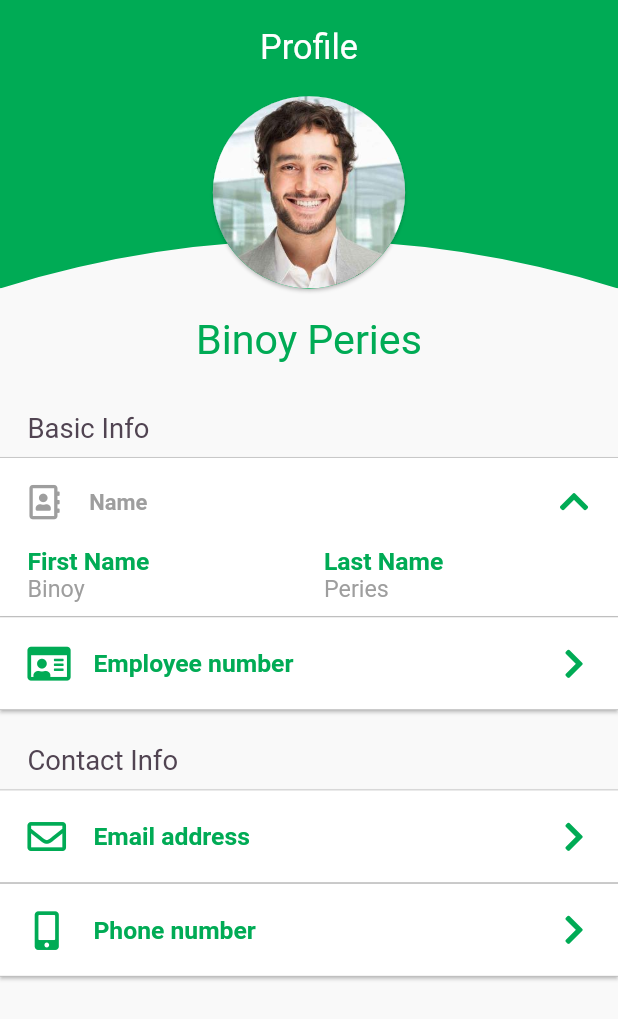
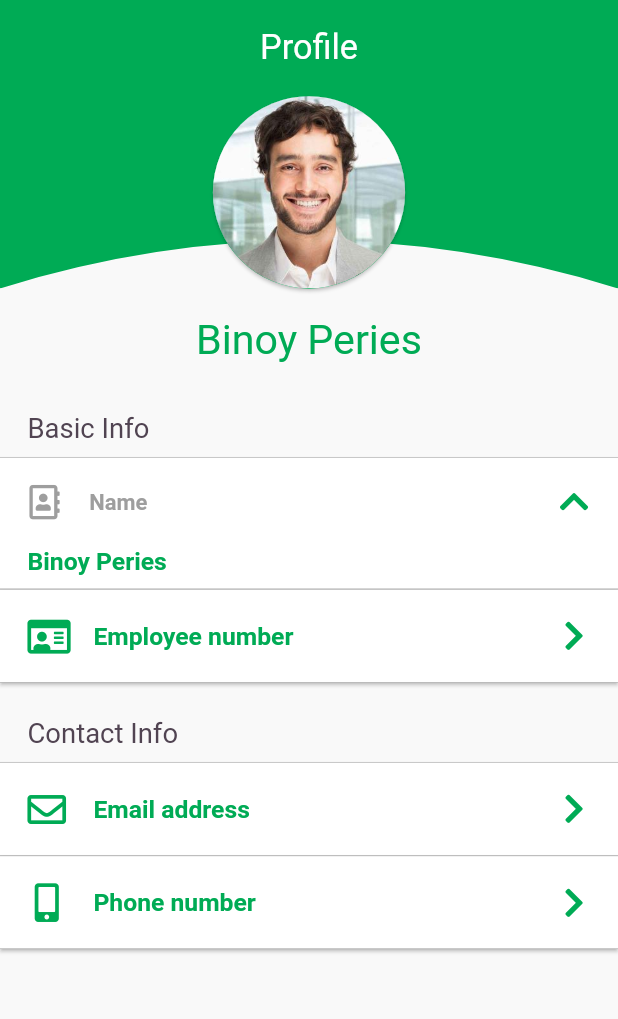
Before and after one commit to Group22-SEP-18/TECLIX-app, a Flutter app: the EmployeeProfilePage screen opened by its route, after a tap on "Name", on a phone screen of 412 x 824 dp. Shown: the top 1019 px of the screen. Run offline on Flutter 3.47's test engine with Material 2 defaults, Android fonts, the phone set to English and light mode, and no system bars; drawn by our look-alikes of expandable; our stand-ins replace bloc, dots_indicator, flutter_bloc, flutter_spinkit, font_awesome_flutter, geocoding and 4 more.

Commit message:
emp name ui changed

```diff
--- a/lib/presentation/screens/employee_profile/employee_profile_page.dart
+++ b/lib/presentation/screens/employee_profile/employee_profile_page.dart
@@ -4,7 +4,6 @@ import 'package:teclix/presentation/common/constants/TeclixColors.dart';
 import 'package:teclix/presentation/screens/employee_profile/widgets/expandable_card.dart';
 import 'package:teclix/presentation/screens/employee_profile/widgets/header_clip_path.dart';
 import 'package:teclix/presentation/screens/employee_profile/widgets/profile_attribute_text.dart';
-import 'package:teclix/presentation/screens/employee_profile/widgets/profile_attribute_value_text.dart';
 import 'package:teclix/presentation/screens/employee_profile/widgets/sub_heading_text.dart';
 
 class EmployeeProfilePage extends StatelessWidget {
@@ -85,32 +84,10 @@ class EmployeeProfilePage extends StatelessWidget {
                 expandedChild: Padding(
                   padding: const EdgeInsets.only(left: 20.0, bottom: 10.0),
                   child: Row(
-                    mainAxisAlignment: MainAxisAlignment.spaceAround,
                     children: [
-                      Column(
-                        crossAxisAlignment: CrossAxisAlignment.start,
-                        children: [
-                          ProfileInfoAttrText(
-                            attr: 'First Name',
-                          ),
-                          ProfileAttrValueText(
-                            attrValue: 'Binoy',
-                          ),
-                        ],
+                      ProfileInfoAttrText(
+                        attr: 'Binoy Peries',
                       ),
-                      Spacer(),
-                      Column(
-                        crossAxisAlignment: CrossAxisAlignment.start,
-                        children: [
-                          ProfileInfoAttrText(
-                            attr: 'Last Name',
-                          ),
-                          ProfileAttrValueText(
-                            attrValue: 'Peries',
-                          ),
-                        ],
-                      ),
-                      Spacer()
                     ],
                   ),
                 ),
```
